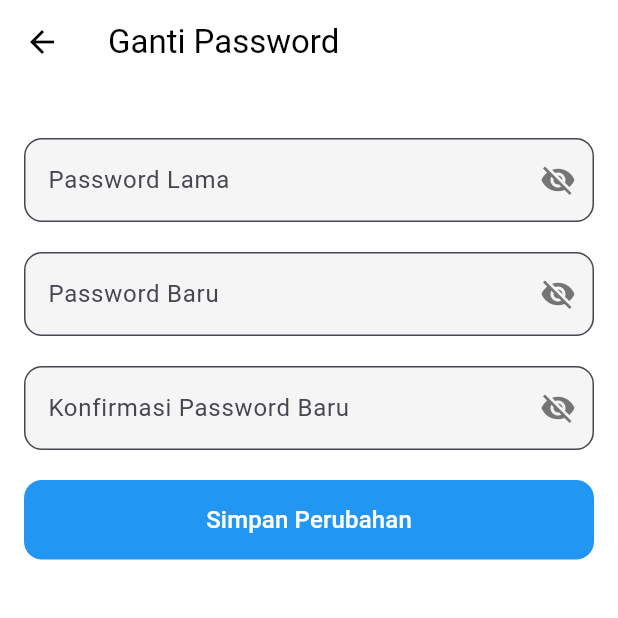
After one commit to JohanIndraSaputra2226250061/PAB2, a Flutter app: the ProfileScreen screen opened directly, after a tap on "Ganti Password", on a phone screen of 412 x 824 dp, the top half of it. The commit adds this screen. Run offline on Flutter 3.47's test engine with Material 3 defaults, Android fonts, the light colour scheme and no system bars; our stand-ins replace cloud_firestore, firebase_auth, firebase_core, google_sign_in, share_plus, shared_preferences and 2 more; accounts and stored records are empty; network calls fail.

Commit message:
chaange pw

```diff
--- a/lib/main.dart
+++ b/lib/main.dart
@@ -8,6 +8,7 @@ import 'package:rupa_nusa/screens/search_screen.dart';
 import 'package:rupa_nusa/screens/setting_screen.dart';
 import 'package:rupa_nusa/screens/signup_screen.dart';
 import 'package:rupa_nusa/screens/edit_profile_screen.dart';
+import 'package:rupa_nusa/screens/change_password_screen.dart';
 import 'package:rupa_nusa/screens/splash_screen.dart';
 import 'package:url_strategy/url_strategy.dart';
 import 'firebase_options.dart';
@@ -66,6 +67,7 @@ class RupaNusaApp extends StatelessWidget {
             '/home': (context) => const HomeScreen(),
             '/edit-profile': (context) => const EditProfileScreen(),
             '/admin-posting': (context) => const AdminPostingScreen(),
+            '/change-password': (context) => const ChangePasswordScreen(),
           },
         );
       },
--- /dev/null
+++ b/lib/screens/change_password_screen.dart
@@ -0,0 +1,200 @@
+import 'package:flutter/material.dart';
+import 'package:firebase_auth/firebase_auth.dart';
+
+class ChangePasswordScreen extends StatefulWidget {
+  const ChangePasswordScreen({super.key});
+
+  @override
+  _ChangePasswordScreenState createState() => _ChangePasswordScreenState();
+}
+
+class _ChangePasswordScreenState extends State<ChangePasswordScreen> {
+  final _oldPasswordController = TextEditingController();
+  final _newPasswordController = TextEditingController();
+  final _confirmPasswordController = TextEditingController();
+  String? _errorMessage;
+  bool _isLoading = false;
+
+  // State untuk mengontrol visibilitas password
+  bool _oldPasswordVisible = false;
+  bool _newPasswordVisible = false;
+  bool _confirmPasswordVisible = false;
+
+  Future<void> _changePassword() async {
+    setState(() {
+      _isLoading = true;
+      _errorMessage = null;
+    });
+
+    final user = FirebaseAuth.instance.currentUser;
+    if (user == null) {
+      setState(() {
+        _errorMessage = 'Pengguna tidak ditemukan';
+        _isLoading = false;
+      });
+      return;
+    }
+
+    if (_newPasswordController.text != _confirmPasswordController.text) {
+      setState(() {
+        _errorMessage = 'Password baru dan konfirmasi tidak cocok';
+        _isLoading = false;
+      });
+      return;
+    }
+
+    try {
+      // Re-authenticate user with old password
+      final credential = EmailAuthProvider.credential(
+        email: user.email!,
+        password: _oldPasswordController.text.trim(),
+      );
+      await user.reauthenticateWithCredential(credential);
+
+      // Change password
+      await user.updatePassword(_newPasswordController.text.trim());
+
+      // Show success message and navigate back
+      ScaffoldMessenger.of(context).showSnackBar(
+        const SnackBar(content: Text('Password berhasil diubah')),
+      );
+      Navigator.pop(context);
+    } catch (e) {
+      setState(() {
+        _errorMessage = 'Gagal mengubah password: ${e.toString().contains("wrong-password") ? "Password lama salah" : e.toString()}';
+        _isLoading = false;
+      });
+    }
+  }
+
+  @override
+  void dispose() {
+    _oldPasswordController.dispose();
+    _newPasswordController.dispose();
+    _confirmPasswordController.dispose();
+    super.dispose();
+  }
+
+  @override
+  Widget build(BuildContext context) {
+    final isDarkMode = Theme.of(context).brightness == Brightness.dark;
+
+    return Scaffold(
+      appBar: AppBar(
+        title: const Text('Ganti Password'),
+        leading: IconButton(
+          icon: const Icon(Icons.arrow_back),
+          onPressed: () => Navigator.pop(context),
+        ),
+        elevation: 0,
+        backgroundColor: isDarkMode ? Colors.grey[850] : Colors.white,
+        foregroundColor: isDarkMode ? Colors.white : Colors.black,
+      ),
+      body: SingleChildScrollView(
+        padding: const EdgeInsets.all(16.0),
+        child: Column(
+          crossAxisAlignment: CrossAxisAlignment.stretch,
+          children: [
+            const SizedBox(height: 20),
+            TextField(
+              controller: _oldPasswordController,
+              obscureText: !_oldPasswordVisible,
+              decoration: InputDecoration(
+                labelText: 'Password Lama',
+                border: OutlineInputBorder(borderRadius: BorderRadius.circular(12)),
+                filled: true,
+                fillColor: isDarkMode ? Colors.grey[800] : Colors.grey[100],
+                suffixIcon: IconButton(
+                  icon: Icon(
+                    _oldPasswordVisible ? Icons.visibility : Icons.visibility_off,
+                    color: isDarkMode ? Colors.grey[400] : Colors.grey[600],
+                  ),
+                  onPressed: () {
+                    setState(() {
+                      _oldPasswordVisible = !_oldPasswordVisible;
+                    });
+                  },
+                ),
+              ),
+              style: TextStyle(color: isDarkMode ? Colors.white : Colors.black),
+            ),
+            const SizedBox(height: 20),
+            TextField(
+              controller: _newPasswordController,
+              obscureText: !_newPasswordVisible,
+              decoration: InputDecoration(
+                labelText: 'Password Baru',
+                border: OutlineInputBorder(borderRadius: BorderRadius.circular(12)),
+                filled: true,
+                fillColor: isDarkMode ? Colors.grey[800] : Colors.grey[100],
+                suffixIcon: IconButton(
+                  icon: Icon(
+                    _newPasswordVisible ? Icons.visibility : Icons.visibility_off,
+                    color: isDarkMode ? Colors.grey[400] : Colors.grey[600],
+                  ),
+                  onPressed: () {
+                    setState(() {
+                      _newPasswordVisible = !_newPasswordVisible;
+                    });
+                  },
+                ),
+              ),
+              style: TextStyle(color: isDarkMode ? Colors.white : Colors.black),
+            ),
+            const SizedBox(height: 20),
+            TextField(
+              controller: _confirmPasswordController,
+              obscureText: !_confirmPasswordVisible,
+              decoration: InputDecoration(
+                labelText: 'Konfirmasi Password Baru',
+                border: OutlineInputBorder(borderRadius: BorderRadius.circular(12)),
+                filled: true,
+                fillColor: isDarkMode ? Colors.grey[800] : Colors.grey[100],
+                suffixIcon: IconButton(
+                  icon: Icon(
+                    _confirmPasswordVisible ? Icons.visibility : Icons.visibility_off,
+                    color: isDarkMode ? Colors.grey[400] : Colors.grey[600],
+                  ),
+                  onPressed: () {
+                    setState(() {
+                      _confirmPasswordVisible = !_confirmPasswordVisible;
+                    });
+                  },
+                ),
+              ),
+              style: TextStyle(color: isDarkMode ? Colors.white : Colors.black),
+            ),
+            if (_errorMessage != null) ...[
+              const SizedBox(height: 20),
+              Text(
+                _errorMessage!,
+                style: const TextStyle(color: Colors.red),
+              ),
+            ],
+            const SizedBox(height: 20),
+            ElevatedButton(
+              onPressed: _isLoading
+                  ? null
+                  : _changePassword,
+              style: ElevatedButton.styleFrom(
+                backgroundColor: Colors.blue,
+                foregroundColor: Colors.white,
+                padding: const EdgeInsets.symmetric(vertical: 15),
+                shape: RoundedRectangleBorder(
+                  borderRadius: BorderRadius.circular(12),
+                ),
+                elevation: 0,
+              ),
+              child: _isLoading
+                  ? const CircularProgressIndicator(color: Colors.white)
+                  : const Text(
+                      'Simpan Perubahan',
+                      style: TextStyle(fontSize: 16),
+                    ),
+            ),
+          ],
+        ),
+      ),
+    );
+  }
+}
--- a/lib/screens/profile_screen.dart
+++ b/lib/screens/profile_screen.dart
@@ -325,6 +325,26 @@ class ProfileScreen extends StatelessWidget {
                           ),
                         ),
 
+                        // Change Password Button
+                        const SizedBox(height: 12),
+                        SizedBox(
+                          width: double.infinity,
+                          child: ElevatedButton.icon(
+                            onPressed: () => Navigator.pushNamed(context, '/change-password'),
+                            icon: const Icon(Icons.lock),
+                            label: const Text('Ganti Password'),
+                            style: ElevatedButton.styleFrom(
+                              backgroundColor: Colors.blue,
+                              foregroundColor: Colors.white,
+                              padding: const EdgeInsets.symmetric(vertical: 15),
+                              shape: RoundedRectangleBorder(
+                                borderRadius: BorderRadius.circular(12),
+                              ),
+                              elevation: 0,
+                            ),
+                          ),
+                        ),
+
                         // Admin Posting Button (if admin)
                         if (appUser.role == 'admin') ...[
                           const SizedBox(height: 12),
```
